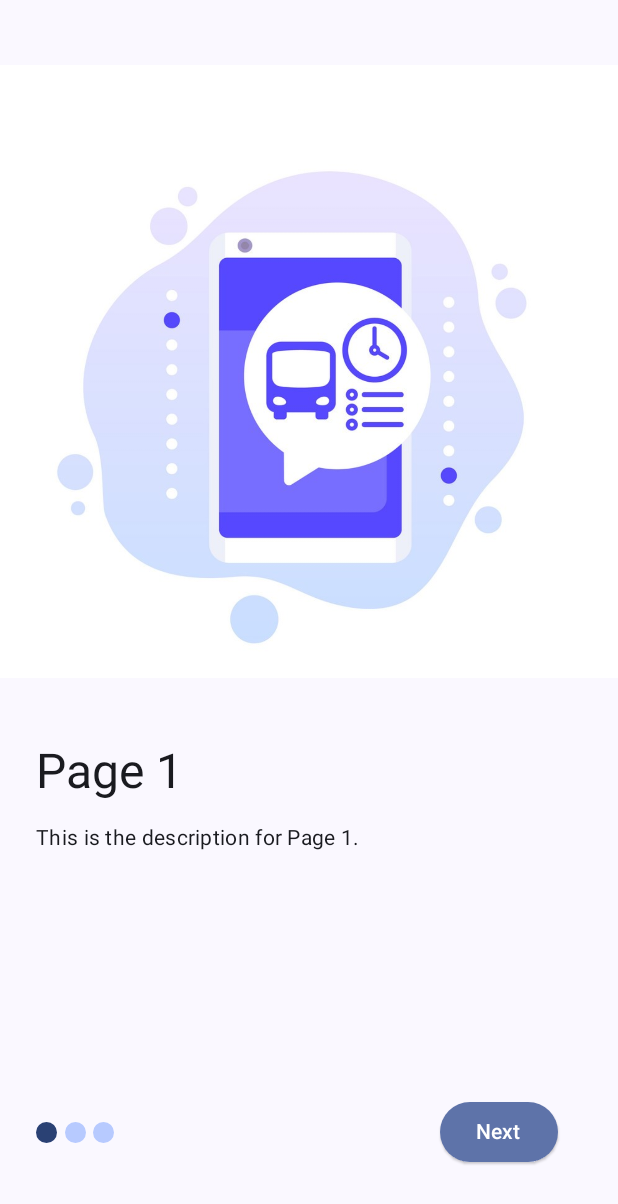
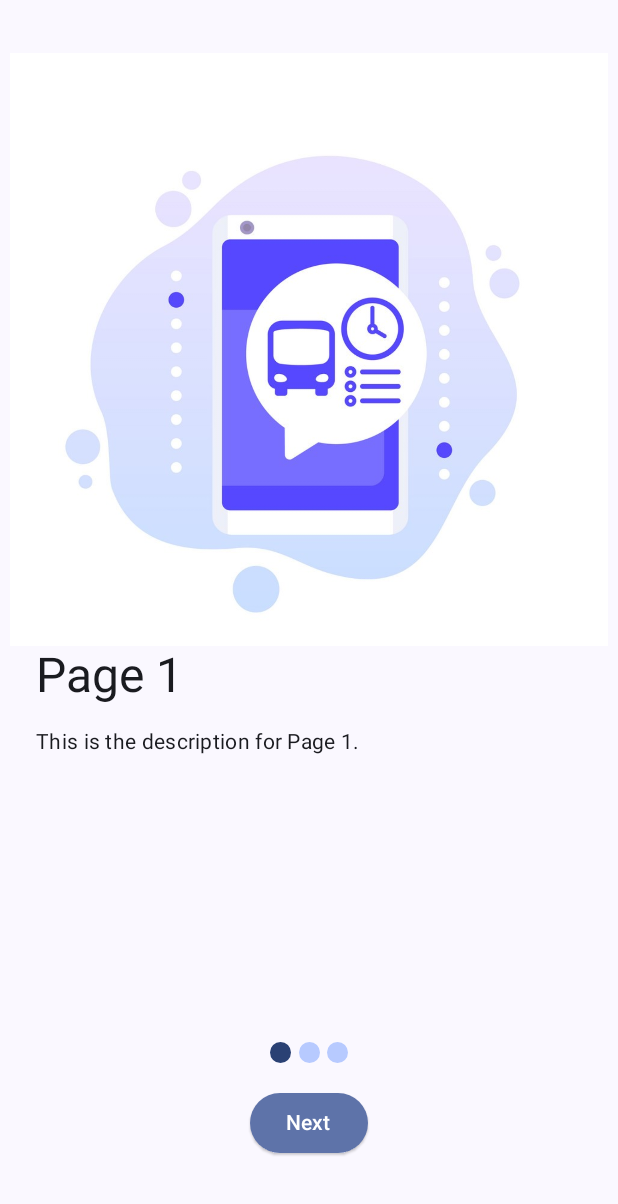
Before and after one commit to mikezerb/AthenaBus, an Android app built with Jetpack Compose: the screen it shows after launch (MainActivity), on a phone screen of 412 x 824 dp. Shown: the top 1204 px of the screen. Run offline under Robolectric (Android 15) with nearby library versions, the phone set to English and light mode, and no system bars; our stand-ins replace Dagger/Hilt's generated code, Room's generated code.

Commit message:
fixes to OnBoardingPage

```diff
--- a/app/src/main/java/com/example/athenabus/presentation/common/MaterialButton.kt
+++ b/app/src/main/java/com/example/athenabus/presentation/common/MaterialButton.kt
@@ -22,7 +22,6 @@ fun MaterialElevatedButton(
             contentColor = MaterialTheme.colorScheme.onPrimaryContainer,
             containerColor = MaterialTheme.colorScheme.primaryContainer,
         )
-
     ) {
         Text(text = text)
     }
@@ -49,7 +48,6 @@ fun MaterialTextButton(
     TextButton(
         onClick = onClick,
         modifier = Modifier.padding(16.dp)
-
     ) {
         Text(text = text)
     }
--- a/app/src/main/java/com/example/athenabus/presentation/onboarding/OnBoardingScreen.kt
+++ b/app/src/main/java/com/example/athenabus/presentation/onboarding/OnBoardingScreen.kt
@@ -1,13 +1,14 @@
 package com.example.athenabus.presentation.onboarding
 
+import android.content.res.Configuration
 import androidx.compose.foundation.ExperimentalFoundationApi
 import androidx.compose.foundation.layout.Arrangement
+import androidx.compose.foundation.layout.Box
 import androidx.compose.foundation.layout.Column
 import androidx.compose.foundation.layout.Row
-import androidx.compose.foundation.layout.Spacer
+import androidx.compose.foundation.layout.fillMaxHeight
 import androidx.compose.foundation.layout.fillMaxSize
 import androidx.compose.foundation.layout.fillMaxWidth
-import androidx.compose.foundation.layout.navigationBarsPadding
 import androidx.compose.foundation.layout.padding
 import androidx.compose.foundation.layout.width
 import androidx.compose.foundation.pager.HorizontalPager
@@ -17,7 +18,9 @@ import androidx.compose.runtime.derivedStateOf
 import androidx.compose.runtime.remember
 import androidx.compose.runtime.rememberCoroutineScope
 import androidx.compose.ui.Alignment
+import androidx.compose.ui.Alignment.Companion.CenterHorizontally
 import androidx.compose.ui.Modifier
+import androidx.compose.ui.tooling.preview.Preview
 import com.example.athenabus.data.local.PageData.pages
 import com.example.athenabus.presentation.Dimens.MediumPadding1
 import com.example.athenabus.presentation.Dimens.PageIndicatorWidth
@@ -25,6 +28,7 @@ import com.example.athenabus.presentation.common.MaterialElevatedButton
 import com.example.athenabus.presentation.common.MaterialTextButton
 import com.example.athenabus.presentation.onboarding.components.OnBoardingPage
 import com.example.athenabus.presentation.onboarding.components.PageIndicator
+import com.example.athenabus.presentation.theme.AthenaBusTheme
 import kotlinx.coroutines.launch
 
 @OptIn(ExperimentalFoundationApi::class, ExperimentalFoundationApi::class)
@@ -32,8 +36,10 @@ import kotlinx.coroutines.launch
 fun OnBoardingScreen(
     event: (OnBoardingEvent) -> Unit
 ) {
-    Column(
-        modifier = Modifier.fillMaxSize()
+    Column (
+        modifier = Modifier.fillMaxSize(),
+        horizontalAlignment = CenterHorizontally,
+        verticalArrangement = Arrangement.Center
     ) {
         val pagerState = rememberPagerState(initialPage = 0){
             pages.size
@@ -49,30 +55,28 @@ fun OnBoardingScreen(
                 }
             }
         }
-
+        Box (
+            modifier = Modifier
+                .fillMaxHeight(0.8f)
+                .fillMaxWidth()
+        ){
             HorizontalPager(state = pagerState) {
                     index ->
                 OnBoardingPage(page = pages[index])
             }
-        Spacer(modifier = Modifier.weight(1f))
-        Row (
-            modifier = Modifier
-                .fillMaxWidth()
-                .padding(horizontal = MediumPadding1)
-                .navigationBarsPadding(),
-            horizontalArrangement = Arrangement.SpaceBetween,
-            verticalAlignment = Alignment.CenterVertically
-        ) {
+        }
         PageIndicator(
             modifier = Modifier.width(PageIndicatorWidth),
             pageNums = pages.size,
             selectedPage = pagerState.currentPage
         )
-
         Row (
-                verticalAlignment = Alignment.CenterVertically
+            Modifier
+                .fillMaxWidth()
+                .padding(horizontal = MediumPadding1),
+            verticalAlignment = Alignment.CenterVertically,
+            horizontalArrangement = Arrangement.SpaceEvenly
         ){
-
             val scope = rememberCoroutineScope()
 
             if(buttonState.value[0].isNotEmpty()){
@@ -101,6 +105,17 @@ fun OnBoardingScreen(
             )
         }
     }
-        Spacer(modifier = Modifier.weight(0.2f))
 }
+
+
+@Preview(showBackground = true)
+@Preview(uiMode = Configuration.UI_MODE_NIGHT_YES, showBackground = true)
+@Composable
+fun OnBoardingPview() {
+    AthenaBusTheme {
+        OnBoardingScreen(
+            event = { }
+        )
     }
+
+}
--- a/app/src/main/java/com/example/athenabus/presentation/onboarding/components/OnBoardingPage.kt
+++ b/app/src/main/java/com/example/athenabus/presentation/onboarding/components/OnBoardingPage.kt
@@ -2,9 +2,12 @@ package com.example.athenabus.presentation.onboarding.components
 
 import android.content.res.Configuration.UI_MODE_NIGHT_YES
 import androidx.compose.foundation.Image
+import androidx.compose.foundation.background
+import androidx.compose.foundation.layout.Box
 import androidx.compose.foundation.layout.Column
 import androidx.compose.foundation.layout.Spacer
 import androidx.compose.foundation.layout.fillMaxHeight
+import androidx.compose.foundation.layout.fillMaxSize
 import androidx.compose.foundation.layout.fillMaxWidth
 import androidx.compose.foundation.layout.padding
 import androidx.compose.foundation.layout.width
@@ -26,8 +29,11 @@ fun OnBoardingPage(
     modifier: Modifier = Modifier,
     page: Page
 ) {
+    Box (
+        modifier = modifier.fillMaxSize().background(MaterialTheme.colorScheme.background)
+    ){
         Column(
-        modifier = modifier
+            modifier = modifier,
         ) {
             Image(
                 modifier = Modifier
@@ -40,15 +46,21 @@ fun OnBoardingPage(
             Spacer(modifier = Modifier.width(MediumPadding1))
             Text(
                 text = page.title,
-            modifier = Modifier.padding(horizontal = MediumPadding1).padding(bottom = 14.dp),
-            style = MaterialTheme.typography.headlineLarge
+                modifier = Modifier
+                    .padding(horizontal = MediumPadding1)
+                    .padding(bottom = 14.dp),
+                style = MaterialTheme.typography.headlineLarge,
+                color = MaterialTheme.colorScheme.onBackground
             )
             Text(
                 text = page.description,
                 modifier = Modifier.padding(horizontal = MediumPadding1),
-            style = MaterialTheme.typography.bodyMedium
+                style = MaterialTheme.typography.bodyMedium,
+                color = MaterialTheme.colorScheme.onBackground
             )
         }
+    }
+
 }
 @Preview(showBackground = true)
 @Preview(uiMode = UI_MODE_NIGHT_YES, showBackground = true)
```
Lines whose indentation alone changed are shown as unchanged.
